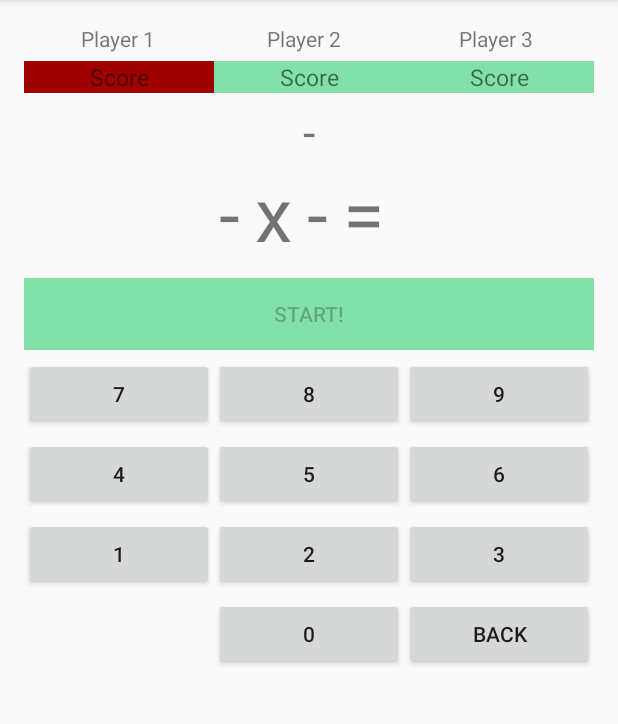
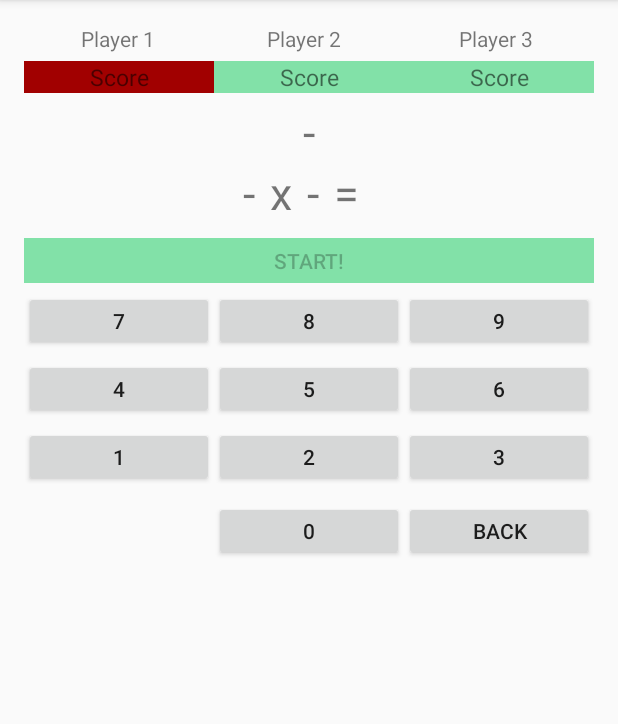
Before and after one commit to amenoni/wetMaths-Android, an Android app: the GameActivity screen opened directly, with no data from a screen before it, on a phone screen of 412 x 824 dp, the part 84-808 px from its top. Run offline under Robolectric (Android 15) with nearby library versions, the phone set to English and light mode, and no system bars; libraries missing offline, so code that uses them is left out: com.firebase.client, com.octo.android; 8 statements that could not run were skipped.

```diff
--- a/app/src/main/res/layout/activity_game.xml
+++ b/app/src/main/res/layout/activity_game.xml
@@ -120,7 +120,7 @@
             android:id="@+id/firstOperand"
             android:layout_width="wrap_content"
             android:layout_height="wrap_content"
-            android:textSize="50dp"
+            android:textSize="30dp"
             android:text="-"
             android:layout_marginRight="10dp"/>
 
@@ -128,7 +128,7 @@
             android:id="@+id/symbol"
             android:layout_width="wrap_content"
             android:layout_height="wrap_content"
-            android:textSize="50dp"
+            android:textSize="30dp"
             android:layout_marginRight="10dp"
             android:text="x"/>
 
@@ -136,14 +136,14 @@
             android:id="@+id/secondOperand"
             android:layout_width="wrap_content"
             android:layout_height="wrap_content"
-            android:textSize="50dp"
+            android:textSize="30dp"
             android:layout_marginRight="10dp"
             android:text="-"/>
 
         <TextView
             android:layout_width="wrap_content"
             android:layout_height="wrap_content"
-            android:textSize="50dp"
+            android:textSize="30dp"
             android:layout_marginRight="10dp"
             android:text="="/>
 
@@ -151,7 +151,7 @@
             android:id="@+id/result"
             android:layout_width="wrap_content"
             android:layout_height="wrap_content"
-            android:textSize="50dp" />
+            android:textSize="30dp" />
 
     </LinearLayout>
 
@@ -174,7 +174,7 @@
         <Button
             android:id="@+id/start"
             android:layout_width="match_parent"
-            android:layout_height="wrap_content"
+            android:layout_height="30dp"
             android:text="Start!"
             android:background="@color/green"
             android:enabled="false"
@@ -191,19 +191,19 @@
         android:weightSum="3">
         <Button
             android:layout_width="wrap_content"
-            android:layout_height="wrap_content"
+            android:layout_height="40dp"
             android:layout_weight="1"
             android:text="7"
             android:id="@+id/seven"/>
         <Button
             android:layout_width="wrap_content"
-            android:layout_height="wrap_content"
+            android:layout_height="40dp"
             android:layout_weight="1"
             android:text="8"
             android:id="@+id/eight"/>
         <Button
             android:layout_width="wrap_content"
-            android:layout_height="wrap_content"
+            android:layout_height="40dp"
             android:layout_weight="1"
             android:text="9"
             android:id="@+id/nine"/>
@@ -219,19 +219,19 @@
         android:weightSum="3">
         <Button
             android:layout_width="wrap_content"
-            android:layout_height="wrap_content"
+            android:layout_height="40dp"
             android:layout_weight="1"
             android:text="4"
             android:id="@+id/four"/>
         <Button
             android:layout_width="wrap_content"
-            android:layout_height="wrap_content"
+            android:layout_height="40dp"
             android:layout_weight="1"
             android:text="5"
             android:id="@+id/five"/>
         <Button
             android:layout_width="wrap_content"
-            android:layout_height="wrap_content"
+            android:layout_height="40dp"
             android:layout_weight="1"
             android:text="6"
             android:id="@+id/six"/>
@@ -247,19 +247,19 @@
         android:weightSum="3">
         <Button
             android:layout_width="wrap_content"
-            android:layout_height="wrap_content"
+            android:layout_height="40dp"
             android:layout_weight="1"
             android:text="1"
             android:id="@+id/one"/>
         <Button
             android:layout_width="wrap_content"
-            android:layout_height="wrap_content"
+            android:layout_height="40dp"
             android:layout_weight="1"
             android:text="2"
             android:id="@+id/two"/>
         <Button
             android:layout_width="wrap_content"
-            android:layout_height="wrap_content"
+            android:layout_height="40dp"
             android:layout_weight="1"
             android:text="3"
             android:id="@+id/three"/>
@@ -281,13 +281,13 @@
             />
         <Button
             android:layout_width="wrap_content"
-            android:layout_height="wrap_content"
+            android:layout_height="40dp"
             android:layout_weight="1"
             android:text="0"
             android:id="@+id/zero"/>
         <Button
             android:layout_width="wrap_content"
-            android:layout_height="wrap_content"
+            android:layout_height="40dp"
             android:layout_weight="1"
             android:text="back"
             android:id="@+id/back"/>
--- a/build.gradle
+++ b/build.gradle
@@ -5,7 +5,7 @@ buildscript {
         jcenter()
     }
     dependencies {
-        classpath 'com.android.tools.build:gradle:1.5.0'
+        classpath 'com.android.tools.build:gradle:2.0.0'
 
         // NOTE: Do not place your application dependencies here; they belong
         // in the individual module build.gradle files
```
Also changed, not shown: app/src/main/java/com/wetmaths/wetmaths/GameActivity.java (+26 -3 lines), app/src/main/java/com/wetmaths/wetmaths/Move.java (+38 -0 lines), app/src/main/java/com/wetmaths/wetmaths/io/network/MovePostRequest.java (added, +35 -0 lines), gradle/wrapper/gradle-wrapper.properties.
